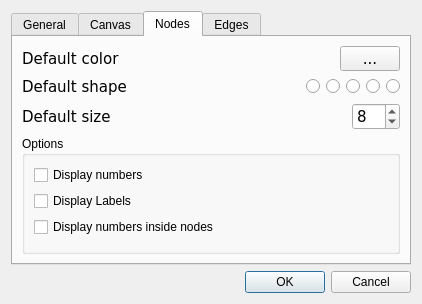
Before: the Qt Designer form src/forms/preferencesdialog.ui in socnetv/app, drawn with Qt 5.
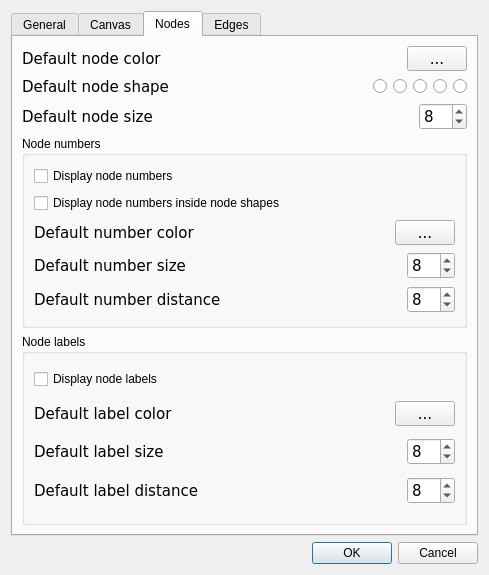
After: the same form once the commit is applied. The open tabs and pages were chosen to show the change. Icons and pictures are not drawn.

Commit message: work on new Settings/Preferences dialog - changing all application configuration logic

```diff
--- a/src/forms/preferencesdialog.ui
+++ b/src/forms/preferencesdialog.ui
@@ -6,24 +6,14 @@
    <rect>
     <x>0</x>
     <y>0</y>
-    <width>422</width>
-    <height>304</height>
+    <width>489</width>
+    <height>575</height>
    </rect>
   </property>
   <property name="windowTitle">
    <string>Dialog</string>
   </property>
-  <layout class="QGridLayout" name="gridLayout">
-   <item row="2" column="0">
-    <widget class="QDialogButtonBox" name="buttonBox">
-     <property name="orientation">
-      <enum>Qt::Horizontal</enum>
-     </property>
-     <property name="standardButtons">
-      <set>QDialogButtonBox::Cancel|QDialogButtonBox::Ok</set>
-     </property>
-    </widget>
-   </item>
+  <layout class="QGridLayout" name="gridLayout_6">
    <item row="0" column="0">
     <widget class="QTabWidget" name="tabWidget">
      <property name="currentIndex">
@@ -332,7 +322,7 @@
       <attribute name="title">
        <string>Nodes</string>
       </attribute>
-      <layout class="QGridLayout" name="gridLayout_4">
+      <layout class="QGridLayout" name="gridLayout_5">
        <item row="0" column="0">
         <layout class="QHBoxLayout" name="horizontalLayout_4">
          <item>
@@ -344,7 +334,7 @@
             </font>
            </property>
            <property name="text">
-            <string>Default color</string>
+            <string>Default node color</string>
            </property>
           </widget>
          </item>
@@ -405,7 +395,7 @@
             </font>
            </property>
            <property name="text">
-            <string>Default shape</string>
+            <string>Default node shape</string>
            </property>
           </widget>
          </item>
@@ -526,7 +516,7 @@
             </font>
            </property>
            <property name="text">
-            <string>Default size</string>
+            <string>Default node size</string>
            </property>
           </widget>
          </item>
@@ -565,43 +555,367 @@
         </layout>
        </item>
        <item row="3" column="0">
-        <widget class="QGroupBox" name="groupBox_3">
+        <widget class="QGroupBox" name="groupBox_4">
          <property name="title">
-          <string>Options</string>
+          <string>Node numbers</string>
          </property>
-         <layout class="QFormLayout" name="formLayout_3">
-          <property name="fieldGrowthPolicy">
-           <enum>QFormLayout::AllNonFixedFieldsGrow</enum>
-          </property>
+         <layout class="QGridLayout" name="gridLayout">
           <item row="0" column="0">
            <widget class="QCheckBox" name="nodeNumbersChkBox">
             <property name="layoutDirection">
              <enum>Qt::LeftToRight</enum>
             </property>
             <property name="text">
-             <string>Display numbers</string>
+             <string>Display node numbers</string>
             </property>
            </widget>
           </item>
           <item row="1" column="0">
-           <widget class="QCheckBox" name="nodeLabelsChkBox">
-            <property name="layoutDirection">
-             <enum>Qt::LeftToRight</enum>
-            </property>
-            <property name="text">
-             <string>Display Labels</string>
-            </property>
-           </widget>
-          </item>
-          <item row="2" column="0">
            <widget class="QCheckBox" name="nodeNumbersInsideChkBox">
             <property name="layoutDirection">
              <enum>Qt::LeftToRight</enum>
             </property>
             <property name="text">
-             <string>Display numbers inside nodes</string>
+             <string>Display node numbers inside node shapes</string>
             </property>
            </widget>
+          </item>
+          <item row="2" column="0">
+           <layout class="QHBoxLayout" name="horizontalLayout_11">
+            <item>
+             <widget class="QLabel" name="label_11">
+              <property name="font">
+               <font>
+                <family>DejaVu Sans</family>
+                <pointsize>11</pointsize>
+               </font>
+              </property>
+              <property name="text">
+               <string>Default number color</string>
+              </property>
+             </widget>
+            </item>
+            <item>
+             <spacer name="horizontalSpacer_11">
+              <property name="font">
+               <font>
+                <family>DejaVu Sans</family>
+                <pointsize>11</pointsize>
+               </font>
+              </property>
+              <property name="orientation">
+               <enum>Qt::Horizontal</enum>
+              </property>
+              <property name="sizeHint" stdset="0">
+               <size>
+                <width>40</width>
+                <height>20</height>
+               </size>
+              </property>
+             </spacer>
+            </item>
+            <item>
+             <widget class="QToolButton" name="numberColorButton">
+              <property name="minimumSize">
+               <size>
+                <width>60</width>
+                <height>25</height>
+               </size>
+              </property>
+              <property name="font">
+               <font>
+                <family>DejaVu Sans</family>
+                <pointsize>11</pointsize>
+               </font>
+              </property>
+              <property name="text">
+               <string>...</string>
+              </property>
+              <property name="iconSize">
+               <size>
+                <width>60</width>
+                <height>20</height>
+               </size>
+              </property>
+             </widget>
+            </item>
+           </layout>
+          </item>
+          <item row="3" column="0">
+           <layout class="QHBoxLayout" name="horizontalLayout_10">
+            <item>
+             <widget class="QLabel" name="label_10">
+              <property name="font">
+               <font>
+                <family>DejaVu Sans</family>
+                <pointsize>11</pointsize>
+               </font>
+              </property>
+              <property name="text">
+               <string>Default number size</string>
+              </property>
+             </widget>
+            </item>
+            <item>
+             <spacer name="horizontalSpacer_10">
+              <property name="font">
+               <font>
+                <family>DejaVu Sans</family>
+                <pointsize>11</pointsize>
+               </font>
+              </property>
+              <property name="orientation">
+               <enum>Qt::Horizontal</enum>
+              </property>
+              <property name="sizeHint" stdset="0">
+               <size>
+                <width>40</width>
+                <height>20</height>
+               </size>
+              </property>
+             </spacer>
+            </item>
+            <item>
+             <widget class="QSpinBox" name="numberSizeSpin">
+              <property name="font">
+               <font>
+                <family>DejaVu Sans</family>
+                <pointsize>11</pointsize>
+               </font>
+              </property>
+              <property name="value">
+               <number>8</number>
+              </property>
+             </widget>
+            </item>
+           </layout>
+          </item>
+          <item row="4" column="0">
+           <layout class="QHBoxLayout" name="horizontalLayout_12">
+            <item>
+             <widget class="QLabel" name="label_12">
+              <property name="font">
+               <font>
+                <family>DejaVu Sans</family>
+                <pointsize>11</pointsize>
+               </font>
+              </property>
+              <property name="text">
+               <string>Default number distance</string>
+              </property>
+             </widget>
+            </item>
+            <item>
+             <spacer name="horizontalSpacer_12">
+              <property name="font">
+               <font>
+                <family>DejaVu Sans</family>
+                <pointsize>11</pointsize>
+               </font>
+              </property>
+              <property name="orientation">
+               <enum>Qt::Horizontal</enum>
+              </property>
+              <property name="sizeHint" stdset="0">
+               <size>
+                <width>40</width>
+                <height>20</height>
+               </size>
+              </property>
+             </spacer>
+            </item>
+            <item>
+             <widget class="QSpinBox" name="numberDistanceSpin">
+              <property name="font">
+               <font>
+                <family>DejaVu Sans</family>
+                <pointsize>11</pointsize>
+               </font>
+              </property>
+              <property name="value">
+               <number>8</number>
+              </property>
+             </widget>
+            </item>
+           </layout>
+          </item>
+         </layout>
+        </widget>
+       </item>
+       <item row="4" column="0">
+        <widget class="QGroupBox" name="groupBox_3">
+         <property name="title">
+          <string>Node labels</string>
+         </property>
+         <layout class="QGridLayout" name="gridLayout_4">
+          <item row="0" column="0">
+           <widget class="QCheckBox" name="nodeLabelsChkBox">
+            <property name="layoutDirection">
+             <enum>Qt::LeftToRight</enum>
+            </property>
+            <property name="text">
+             <string>Display node labels</string>
+            </property>
+           </widget>
+          </item>
+          <item row="1" column="0">
+           <layout class="QHBoxLayout" name="horizontalLayout_8">
+            <item>
+             <widget class="QLabel" name="label_8">
+              <property name="font">
+               <font>
+                <family>DejaVu Sans</family>
+                <pointsize>11</pointsize>
+               </font>
+              </property>
+              <property name="text">
+               <string>Default label color</string>
+              </property>
+             </widget>
+            </item>
+            <item>
+             <spacer name="horizontalSpacer_8">
+              <property name="font">
+               <font>
+                <family>DejaVu Sans</family>
+                <pointsize>11</pointsize>
+               </font>
+              </property>
+              <property name="orientation">
+               <enum>Qt::Horizontal</enum>
+              </property>
+              <property name="sizeHint" stdset="0">
+               <size>
+                <width>40</width>
+                <height>20</height>
+               </size>
+              </property>
+             </spacer>
+            </item>
+            <item>
+             <widget class="QToolButton" name="labelColorButton">
+              <property name="minimumSize">
+               <size>
+                <width>60</width>
+                <height>25</height>
+               </size>
+              </property>
+              <property name="font">
+               <font>
+                <family>DejaVu Sans</family>
+                <pointsize>11</pointsize>
+               </font>
+              </property>
+              <property name="text">
+               <string>...</string>
+              </property>
+              <property name="iconSize">
+               <size>
+                <width>60</width>
+                <height>20</height>
+               </size>
+              </property>
+             </widget>
+            </item>
+           </layout>
+          </item>
+          <item row="2" column="0">
+           <layout class="QHBoxLayout" name="horizontalLayout_7">
+            <item>
+             <widget class="QLabel" name="label_7">
+              <property name="font">
+               <font>
+                <family>DejaVu Sans</family>
+                <pointsize>11</pointsize>
+               </font>
+              </property>
+              <property name="text">
+               <string>Default label size</string>
+              </property>
+             </widget>
+            </item>
+            <item>
+             <spacer name="horizontalSpacer_7">
+              <property name="font">
+               <font>
+                <family>DejaVu Sans</family>
+                <pointsize>11</pointsize>
+               </font>
+              </property>
+              <property name="orientation">
+               <enum>Qt::Horizontal</enum>
+              </property>
+              <property name="sizeHint" stdset="0">
+               <size>
+                <width>40</width>
+                <height>20</height>
+               </size>
+              </property>
+             </spacer>
+            </item>
+            <item>
+             <widget class="QSpinBox" name="labelSizeSpin">
+              <property name="font">
+               <font>
+                <family>DejaVu Sans</family>
+                <pointsize>11</pointsize>
+               </font>
+              </property>
+              <property name="value">
+               <number>8</number>
+              </property>
+             </widget>
+            </item>
+           </layout>
+          </item>
+          <item row="3" column="0">
+           <layout class="QHBoxLayout" name="horizontalLayout_9">
+            <item>
+             <widget class="QLabel" name="label_9">
+              <property name="font">
+               <font>
+                <family>DejaVu Sans</family>
+                <pointsize>11</pointsize>
+               </font>
+              </property>
+              <property name="text">
+               <string>Default label distance</string>
+              </property>
+             </widget>
+            </item>
+            <item>
+             <spacer name="horizontalSpacer_9">
+              <property name="font">
+               <font>
+                <family>DejaVu Sans</family>
+                <pointsize>11</pointsize>
+               </font>
+              </property>
+              <property name="orientation">
+               <enum>Qt::Horizontal</enum>
+              </property>
+              <property name="sizeHint" stdset="0">
+               <size>
+                <width>40</width>
+                <height>20</height>
+               </size>
+              </property>
+             </spacer>
+            </item>
+            <item>
+             <widget class="QSpinBox" name="labelDistanceSpin">
+              <property name="font">
+               <font>
+                <family>DejaVu Sans</family>
+                <pointsize>11</pointsize>
+               </font>
+              </property>
+              <property name="value">
+               <number>8</number>
+              </property>
+             </widget>
+            </item>
+           </layout>
           </item>
          </layout>
         </widget>
@@ -615,6 +929,16 @@
      </widget>
     </widget>
    </item>
+   <item row="1" column="0">
+    <widget class="QDialogButtonBox" name="buttonBox">
+     <property name="orientation">
+      <enum>Qt::Horizontal</enum>
+     </property>
+     <property name="standardButtons">
+      <set>QDialogButtonBox::Cancel|QDialogButtonBox::Ok</set>
+     </property>
+    </widget>
+   </item>
   </layout>
  </widget>
  <resources>
```
Left out of the diff: 8 changed lines with no effect on the pictures. The commit also changes 4 other files.
